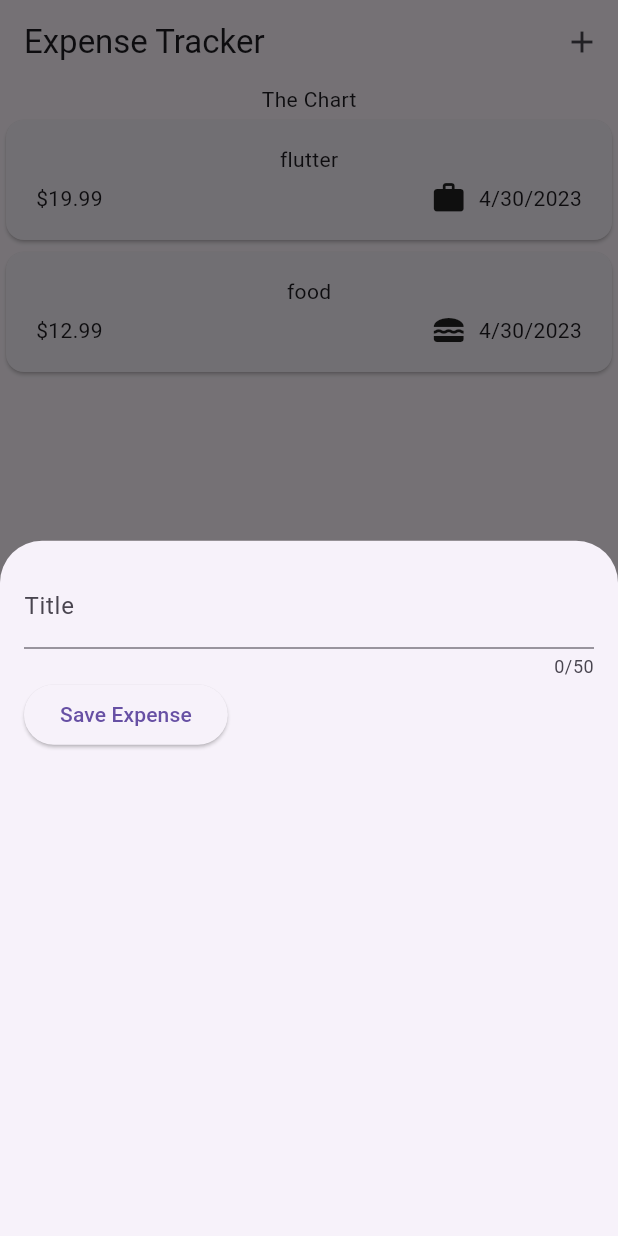
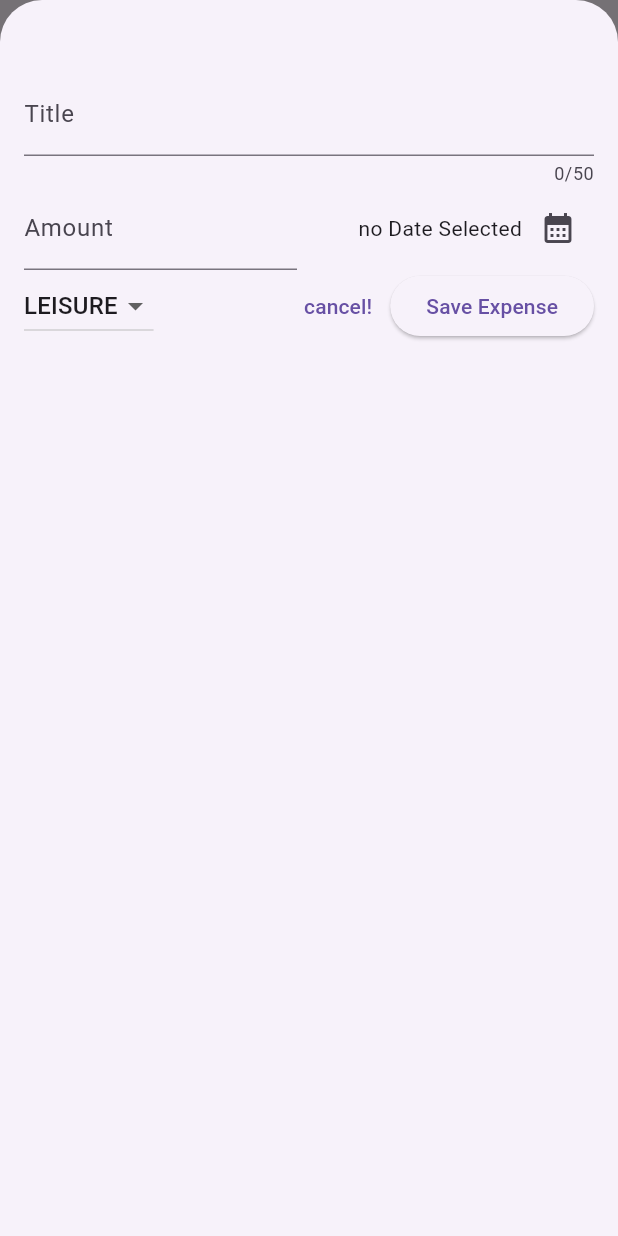
Before and after one commit to psivakrishnareddy/flutter_expenses_tracker, a Flutter app: the screen it shows after launch, after a tap on the "add" icon, on a phone screen of 412 x 824 dp. Run offline on Flutter 3.47's test engine with Material 2 defaults, Android fonts, the phone set to English and light mode, and no system bars.

Commit message:
Flutter - input and model integration

```diff
--- a/lib/widgets/expenses.dart
+++ b/lib/widgets/expenses.dart
@@ -25,9 +25,19 @@ class _ExpensesState extends State<Expenses> {
         date: DateTime.now(),
         category: Category.food)
   ];
+  void _addExpense(Expense expense) {
+    setState(() {
+      _registedExpenses.add(expense);
+    });
+  }
 
   void _openAddExpenseModal() {
-    showModalBottomSheet(context: context, builder: (context) => NewExpense());
+    showModalBottomSheet(
+        isScrollControlled: true,
+        context: context,
+        builder: (context) => NewExpense(
+              onAddExpense: _addExpense,
+            ));
   }
 
   @override
--- a/lib/widgets/new_expense.dart
+++ b/lib/widgets/new_expense.dart
@@ -1,7 +1,13 @@
 import 'package:flutter/material.dart';
+import 'package:flutter_expense_tracker/models/expense.dart';
+import 'package:intl/intl.dart';
+
+final formatter = DateFormat.yMd();
 
 class NewExpense extends StatefulWidget {
-  const NewExpense({super.key});
+  const NewExpense({super.key, required this.onAddExpense});
+
+  final void Function(Expense expense) onAddExpense;
 
   @override
   State<StatefulWidget> createState() {
@@ -10,30 +16,145 @@ class NewExpense extends StatefulWidget {
 }
 
 class _NewExpense extends State<NewExpense> {
-  var _enteredValue = '';
+  // var _enteredValue = '';
 
-  void _saveTitleInput(String inputValue) {
-    _enteredValue = inputValue;
+  // void _saveTitleInput(String inputValue) {
+  //   _enteredValue = inputValue;
+  // }
+
+  final _titleController = TextEditingController();
+  final _amountController = TextEditingController();
+  DateTime? _selectedDate;
+  Category _selectedCategory = Category.leisure;
+
+  void _showDatePicker() async {
+    final now = DateTime.now();
+    final firstDate = DateTime(now.year - 1, now.month, now.day);
+
+    // showDatePicker(
+    //     context: context,
+    //     initialDate: now,
+    //     firstDate: firstDate,
+    //     lastDate: now
+    //     ).then((value) => //getthe date value); //once a date is picked in future
+    final pickedDate = await showDatePicker(
+        context: context,
+        initialDate: now,
+        firstDate: firstDate,
+        lastDate: now);
+
+    setState(() {
+      _selectedDate = pickedDate;
+    });
+  }
+
+  void _submitExpense() {
+    final enteredAmount = double.tryParse(_amountController.text);
+    final amountIsInvalid = enteredAmount == null || enteredAmount <= 0;
+    if (_titleController.text.trim().isEmpty ||
+        amountIsInvalid ||
+        _selectedDate == null) {
+      //show error message
+      showDialog(
+        context: context,
+        builder: (ctx) => AlertDialog(
+          title: const Text("Invalid input"),
+          content: const Text(
+              "Please make sure a valid title, amount, date and category was enterd"),
+          actions: [
+            TextButton(
+                onPressed: () {
+                  Navigator.pop(ctx);
+                },
+                child: const Text("Okay"))
+          ],
+        ),
+      );
+      return;
+    }
+    widget.onAddExpense(Expense(
+        title: _titleController.text,
+        amount: enteredAmount,
+        date: _selectedDate!,
+        category: _selectedCategory));
+
+    Navigator.pop(context);
+  }
+
+  @override
+  void dispose() {
+    _titleController.dispose();
+    _amountController.dispose();
+    super.dispose();
   }
 
   @override
   Widget build(BuildContext context) {
     return Padding(
-      padding: const EdgeInsets.all(16),
+      padding: const EdgeInsets.fromLTRB(16, 48, 16, 16),
       child: Column(
         children: [
           TextField(
-            onChanged: _saveTitleInput,
+            controller: _titleController,
             maxLength: 50,
             decoration: const InputDecoration(label: Text("Title")),
           ),
           Row(
             children: [
+              Expanded(
+                child: TextField(
+                  controller: _amountController,
+                  keyboardType: TextInputType.number,
+                  decoration: const InputDecoration(
+                    prefixText: '\$',
+                    label: Text("Amount"),
+                  ),
+                ),
+              ),
+              const SizedBox(
+                width: 16,
+              ),
+              Expanded(
+                  child: Row(
+                mainAxisAlignment: MainAxisAlignment.end,
+                crossAxisAlignment: CrossAxisAlignment.center,
+                children: [
+                  Text(_selectedDate == null
+                      ? 'no Date Selected'
+                      : formatter.format(_selectedDate!)),
+                  IconButton(
+                      onPressed: _showDatePicker,
+                      icon: const Icon(Icons.calendar_month))
+                ],
+              ))
+            ],
+          ),
+          const SizedBox(),
+          Row(
+            children: [
+              DropdownButton(
+                  value: _selectedCategory,
+                  items: Category.values
+                      .map((category) => DropdownMenuItem(
+                          value: category,
+                          child: Text(category.name.toUpperCase())))
+                      .toList(),
+                  onChanged: (ValueKey) {
+                    if (ValueKey == null) {
+                      return;
+                    }
+                    setState(() {
+                      _selectedCategory = ValueKey;
+                    });
+                  }),
+              const Spacer(),
+              TextButton(
+                  onPressed: () {
+                    Navigator.pop(context);
+                  },
+                  child: const Text("cancel!")),
               ElevatedButton(
-                  onPressed: () {
-                    print(_enteredValue);
-                  },
-                  child: const Text("Save Expense"))
+                  onPressed: _submitExpense, child: const Text("Save Expense"))
             ],
           )
         ],
```
